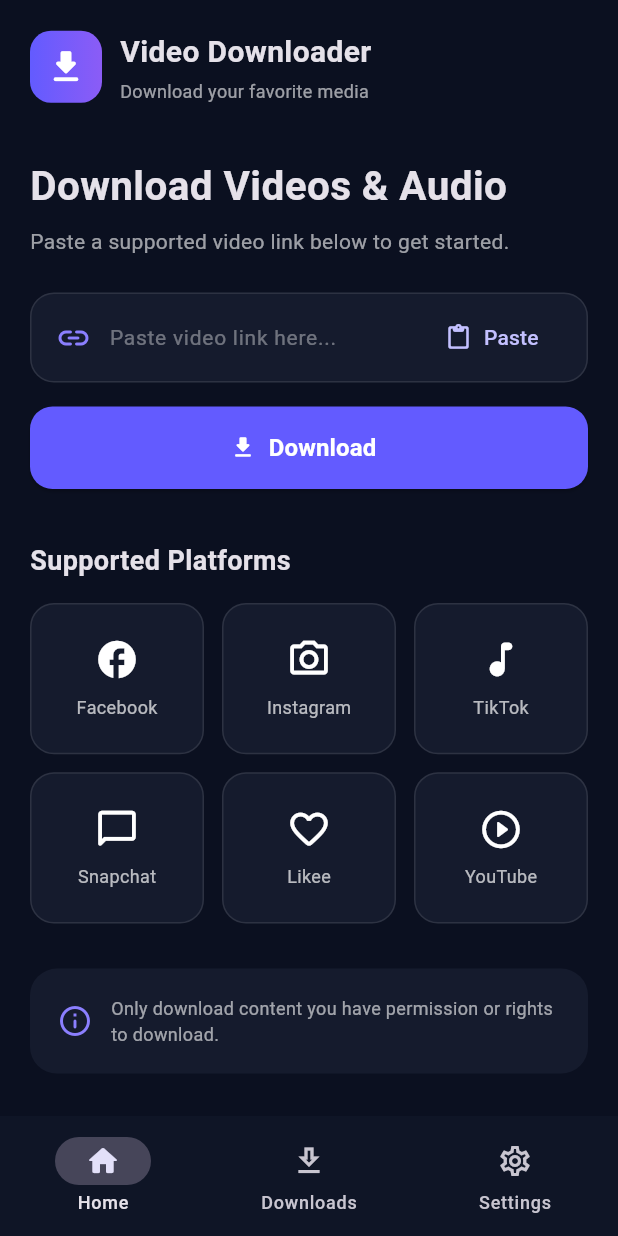
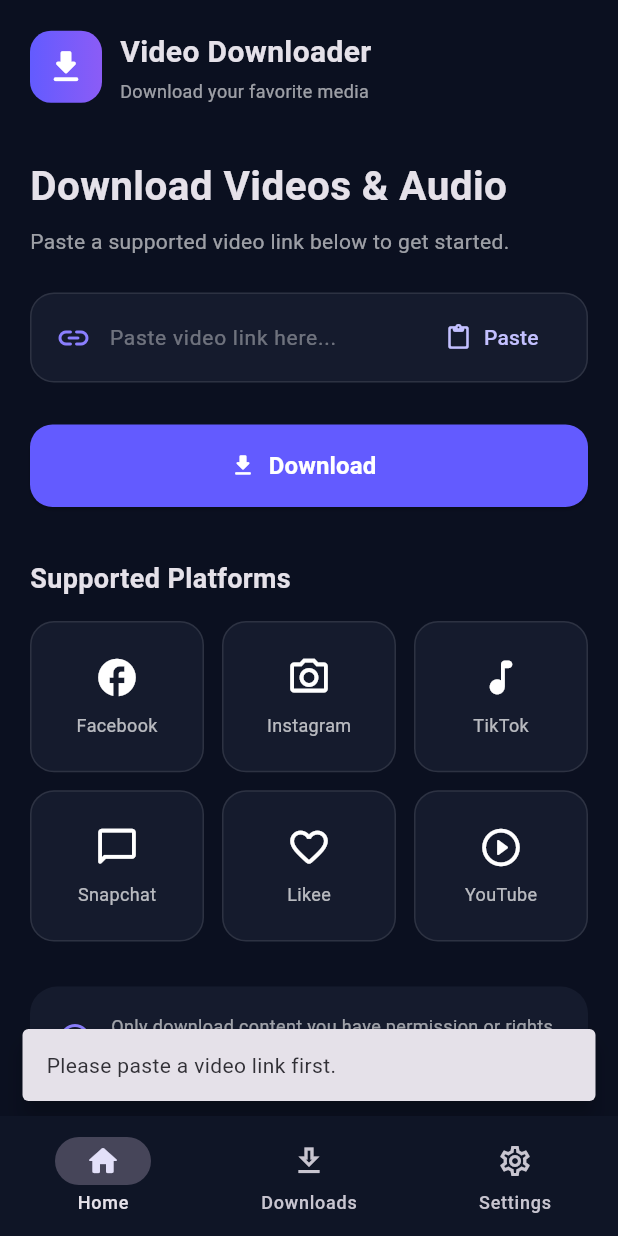
Before and after one commit to MuhammadSirajShah/video_downloader, a Flutter app: the screen it shows after launch, after a tap on "Download", on a phone screen of 412 x 824 dp. Run offline on Flutter 3.47's test engine with Material 3 defaults, Android fonts, the phone set to English and light mode, and no system bars; missing offline and left inert: clipboard.

Commit message:
Update project

```diff
--- a/lib/screens/home_screen.dart
+++ b/lib/screens/home_screen.dart
@@ -1,7 +1,78 @@
+import 'package:clipboard/clipboard.dart';
 import 'package:flutter/material.dart';
 
-class HomeScreen extends StatelessWidget {
+import '../../services/url_detector.dart';
+
+class HomeScreen extends StatefulWidget {
   const HomeScreen({super.key});
+
+  @override
+  State<HomeScreen> createState() => _HomeScreenState();
+}
+
+class _HomeScreenState extends State<HomeScreen> {
+  final TextEditingController _urlController =
+  TextEditingController();
+
+  String? _detectedPlatform;
+
+  @override
+  void dispose() {
+    _urlController.dispose();
+    super.dispose();
+  }
+
+  void _detectUrl(String value) {
+    final platform = UrlDetector.detectPlatform(value);
+
+    setState(() {
+      _detectedPlatform = platform;
+    });
+  }
+
+  Future<void> _pasteLink() async {
+    final text = await FlutterClipboard.paste();
+
+    if (text.trim().isEmpty) {
+      _showMessage('Clipboard is empty.');
+      return;
+    }
+
+    _urlController.text = text.trim();
+
+    _detectUrl(text);
+
+    if (UrlDetector.detectPlatform(text) == null) {
+      _showMessage('Unsupported or invalid video link.');
+    }
+  }
+
+  void _downloadPressed() {
+    if (_urlController.text.trim().isEmpty) {
+      _showMessage('Please paste a video link first.');
+      return;
+    }
+
+    if (_detectedPlatform == null) {
+      _showMessage('This platform is not supported.');
+      return;
+    }
+
+    _showMessage(
+      '$_detectedPlatform link detected. Download system will be added next.',
+    );
+  }
+
+  void _showMessage(String message) {
+    ScaffoldMessenger.of(context)
+      ..hideCurrentSnackBar()
+      ..showSnackBar(
+        SnackBar(
+          content: Text(message),
+          behavior: SnackBarBehavior.floating,
+        ),
+      );
+  }
 
   @override
   Widget build(BuildContext context) {
@@ -35,7 +106,8 @@ class HomeScreen extends StatelessWidget {
                   ),
                   const SizedBox(width: 12),
                   const Column(
-                    crossAxisAlignment: CrossAxisAlignment.start,
+                    crossAxisAlignment:
+                    CrossAxisAlignment.start,
                     children: [
                       Text(
                         'Video Downloader',
@@ -59,7 +131,6 @@ class HomeScreen extends StatelessWidget {
 
               const SizedBox(height: 35),
 
-              // Welcome
               const Text(
                 'Download Videos & Audio',
                 style: TextStyle(
@@ -90,7 +161,9 @@ class HomeScreen extends StatelessWidget {
                   color: const Color(0xFF151B2D),
                   borderRadius: BorderRadius.circular(16),
                   border: Border.all(
-                    color: Colors.white10,
+                    color: _detectedPlatform != null
+                        ? const Color(0xFF635BFF)
+                        : Colors.white10,
                   ),
                 ),
                 child: Row(
@@ -100,10 +173,17 @@ class HomeScreen extends StatelessWidget {
                       color: Color(0xFF8B7FFF),
                     ),
                     const SizedBox(width: 12),
-                    const Expanded(
+
+                    Expanded(
                       child: TextField(
-                        decoration: InputDecoration(
-                          hintText: 'Paste video link here...',
+                        controller: _urlController,
+                        onChanged: _detectUrl,
+                        keyboardType:
+                        TextInputType.url,
+                        decoration:
+                        const InputDecoration(
+                          hintText:
+                          'Paste video link here...',
                           hintStyle: TextStyle(
                             color: Colors.white38,
                             fontSize: 14,
@@ -112,8 +192,9 @@ class HomeScreen extends StatelessWidget {
                         ),
                       ),
                     ),
+
                     TextButton.icon(
-                      onPressed: () {},
+                      onPressed: _pasteLink,
                       icon: const Icon(
                         Icons.content_paste_rounded,
                         size: 18,
@@ -124,6 +205,39 @@ class HomeScreen extends StatelessWidget {
                 ),
               ),
 
+              const SizedBox(height: 12),
+
+              // Detected Platform
+              if (_detectedPlatform != null)
+                Container(
+                  width: double.infinity,
+                  padding: const EdgeInsets.all(14),
+                  decoration: BoxDecoration(
+                    color: const Color(0xFF151B2D),
+                    borderRadius:
+                    BorderRadius.circular(14),
+                    border: Border.all(
+                      color: Colors.green.withOpacity(0.3),
+                    ),
+                  ),
+                  child: Row(
+                    children: [
+                      const Icon(
+                        Icons.check_circle_rounded,
+                        color: Colors.greenAccent,
+                      ),
+                      const SizedBox(width: 10),
+                      Text(
+                        '$_detectedPlatform link detected',
+                        style: const TextStyle(
+                          color: Colors.greenAccent,
+                          fontWeight: FontWeight.w600,
+                        ),
+                      ),
+                    ],
+                  ),
+                ),
+
               const SizedBox(height: 16),
 
               // Download Button
@@ -131,8 +245,10 @@ class HomeScreen extends StatelessWidget {
                 width: double.infinity,
                 height: 55,
                 child: ElevatedButton.icon(
-                  onPressed: () {},
-                  icon: const Icon(Icons.download_rounded),
+                  onPressed: _downloadPressed,
+                  icon: const Icon(
+                    Icons.download_rounded,
+                  ),
                   label: const Text(
                     'Download',
                     style: TextStyle(
@@ -141,10 +257,12 @@ class HomeScreen extends StatelessWidget {
                     ),
                   ),
                   style: ElevatedButton.styleFrom(
-                    backgroundColor: const Color(0xFF635BFF),
+                    backgroundColor:
+                    const Color(0xFF635BFF),
                     foregroundColor: Colors.white,
                     shape: RoundedRectangleBorder(
-                      borderRadius: BorderRadius.circular(15),
+                      borderRadius:
+                      BorderRadius.circular(15),
                     ),
                   ),
                 ),
@@ -152,7 +270,6 @@ class HomeScreen extends StatelessWidget {
 
               const SizedBox(height: 35),
 
-              // Supported Platforms
               const Text(
                 'Supported Platforms',
                 style: TextStyle(
@@ -166,7 +283,8 @@ class HomeScreen extends StatelessWidget {
               GridView.count(
                 crossAxisCount: 3,
                 shrinkWrap: true,
-                physics: const NeverScrollableScrollPhysics(),
+                physics:
+                const NeverScrollableScrollPhysics(),
                 crossAxisSpacing: 12,
                 mainAxisSpacing: 12,
                 childAspectRatio: 1.15,
@@ -184,15 +302,18 @@ class HomeScreen extends StatelessWidget {
                     name: 'TikTok',
                   ),
                   PlatformCard(
-                    icon: Icons.chat_bubble_outline_rounded,
+                    icon:
+                    Icons.chat_bubble_outline_rounded,
                     name: 'Snapchat',
                   ),
                   PlatformCard(
-                    icon: Icons.favorite_border_rounded,
+                    icon:
+                    Icons.favorite_border_rounded,
                     name: 'Likee',
                   ),
                   PlatformCard(
-                    icon: Icons.play_circle_outline_rounded,
+                    icon:
+                    Icons.play_circle_outline_rounded,
                     name: 'YouTube',
                   ),
                 ],
@@ -200,13 +321,13 @@ class HomeScreen extends StatelessWidget {
 
               const SizedBox(height: 30),
 
-              // Info Card
               Container(
                 width: double.infinity,
                 padding: const EdgeInsets.all(18),
                 decoration: BoxDecoration(
                   color: const Color(0xFF151B2D),
-                  borderRadius: BorderRadius.circular(18),
+                  borderRadius:
+                  BorderRadius.circular(18),
                 ),
                 child: const Row(
                   children: [
@@ -233,24 +354,26 @@ class HomeScreen extends StatelessWidget {
         ),
       ),
 
-      // Bottom Navigation
       bottomNavigationBar: NavigationBar(
         backgroundColor: const Color(0xFF0F1526),
         selectedIndex: 0,
         destinations: const [
           NavigationDestination(
             icon: Icon(Icons.home_outlined),
-            selectedIcon: Icon(Icons.home_rounded),
+            selectedIcon:
+            Icon(Icons.home_rounded),
             label: 'Home',
           ),
           NavigationDestination(
             icon: Icon(Icons.download_outlined),
-            selectedIcon: Icon(Icons.download_rounded),
+            selectedIcon:
+            Icon(Icons.download_rounded),
             label: 'Downloads',
           ),
           NavigationDestination(
             icon: Icon(Icons.settings_outlined),
-            selectedIcon: Icon(Icons.settings_rounded),
+            selectedIcon:
+            Icon(Icons.settings_rounded),
             label: 'Settings',
           ),
         ],
@@ -280,7 +403,8 @@ class PlatformCard extends StatelessWidget {
         ),
       ),
       child: Column(
-        mainAxisAlignment: MainAxisAlignment.center,
+        mainAxisAlignment:
+        MainAxisAlignment.center,
         children: [
           Icon(
             icon,
--- a/pubspec.yaml
+++ b/pubspec.yaml
@@ -42,6 +42,7 @@ dependencies:
   permission_handler: ^11.3.1
   cached_network_image: ^3.4.1
   uuid: ^4.6.0
+  clipboard: ^3.0.14
 
 dev_dependencies:
   flutter_test:
```
Also changed, not shown: lib/screens/video_options/video_options_screen.dart (added, +320 -0 lines), lib/services/url_detector.dart (+34 -0 lines), pubspec.lock.
